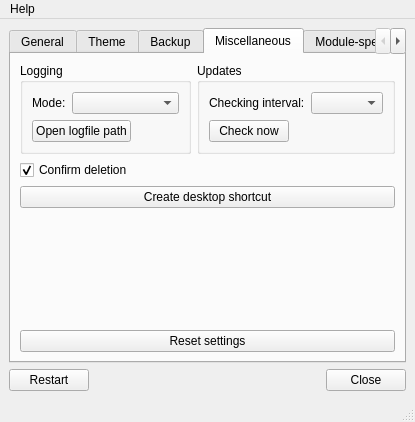
The window that OTModules/OTGeneric/wsettings.ui (pietr26/OMSI-Tools) describes before a commit, drawn with Qt 5.
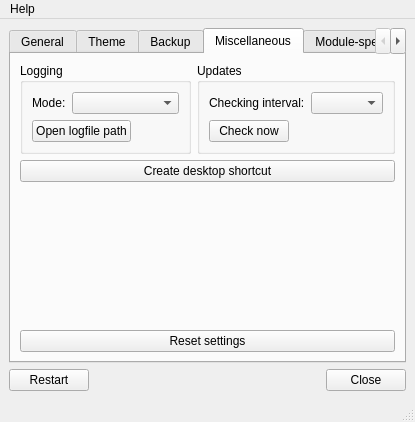
The same window after the commit. The open tabs and pages were chosen to show the change. Icons and pictures are not drawn.

Commit message: Removed "Confirm deletion" function

```diff
--- a/OTModules/OTGeneric/wsettings.ui
+++ b/OTModules/OTGeneric/wsettings.ui
@@ -756,22 +756,6 @@
           </item>
          </layout>
         </item>
-        <item>
-         <widget class="QCheckBox" name="cbxConfirmDeletion">
-          <property name="sizePolicy">
-           <sizepolicy hsizetype="Minimum" vsizetype="Fixed">
-            <horstretch>0</horstretch>
-            <verstretch>0</verstretch>
-           </sizepolicy>
-          </property>
-          <property name="text">
-           <string>Confirm deletion</string>
-          </property>
-          <property name="checked">
-           <bool>true</bool>
-          </property>
-         </widget>
-        </item>
         <item>
          <widget class="QPushButton" name="btnCreateDesktopShortcut">
           <property name="text">
```
Left out of the diff: 2 changed lines with no effect on the pictures. The commit also changes 8 other files.
